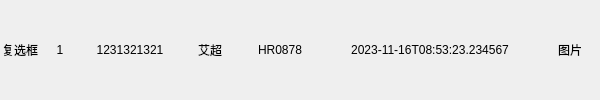
Above: widgets/faceregister/facelistitem.ui from ChaoII/fram-qt before the change. Below: the same form after it.
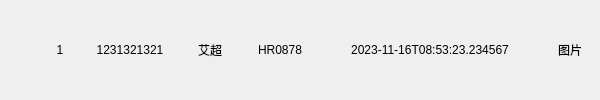
That is the form after the change.

```diff
--- a/widgets/faceregister/facelistitem.ui
+++ b/widgets/faceregister/facelistitem.ui
@@ -59,7 +59,10 @@
       </size>
      </property>
      <property name="text">
-      <string>复选框</string>
+      <string/>
+     </property>
+     <property name="scaledContents">
+      <bool>false</bool>
      </property>
      <property name="alignment">
       <set>Qt::AlignCenter</set>
```
Left out of the diff: 4 changed lines with no effect on the pictures.
